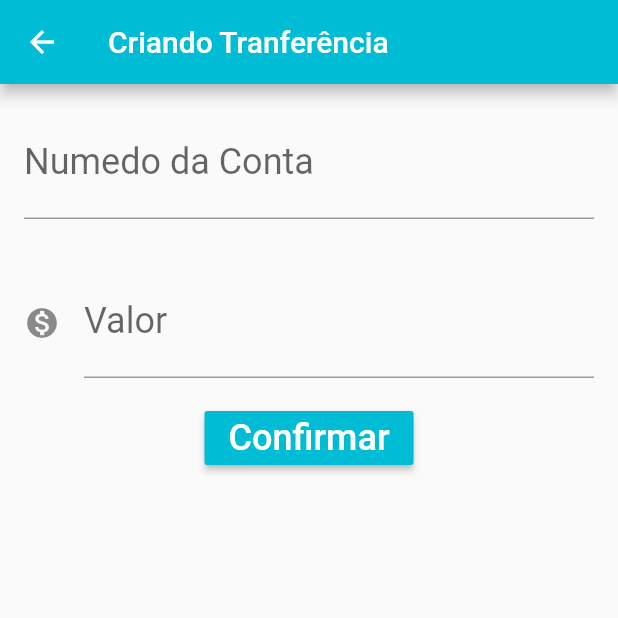
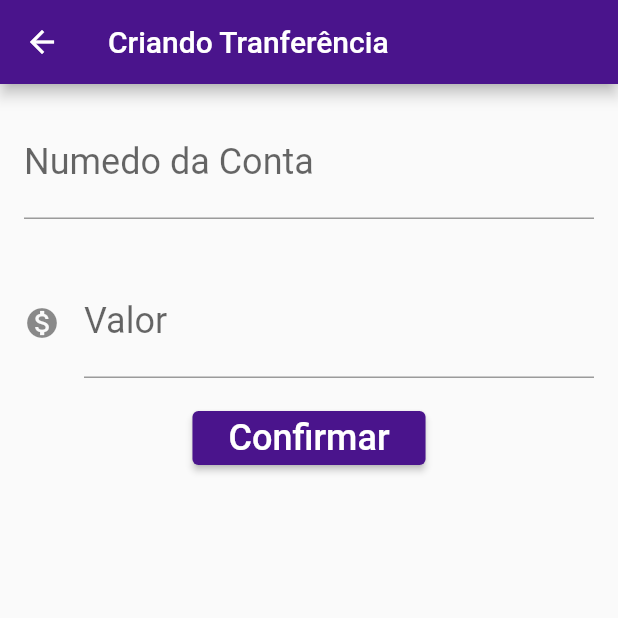
Before and after one commit to MayronSouza/bytebankms, a Flutter app: the screen it shows after launch, after a tap on the "add" icon, on a phone screen of 412 x 824 dp, the top half of it. Run offline on Flutter 3.47's test engine with Material 2 defaults, Android fonts, the phone set to English and light mode, and no system bars.

Commit message:
Modificando o tema do App com ThemeData, que possibilita com que modifiquemos cores no nosso App

```diff
--- a/lib/main.dart
+++ b/lib/main.dart
@@ -6,6 +6,14 @@ class BytebankApp extends StatelessWidget {
   @override
   Widget build(BuildContext context) {
     return MaterialApp(
+      theme: ThemeData(
+        primaryColor: Colors.purple[900],
+        accentColor: Colors.purple[900],
+        buttonTheme: ButtonThemeData(
+          buttonColor: Colors.purple[900],
+          textTheme: ButtonTextTheme.primary,
+        ),
+      ),
       home: ListaTransferencias(),
     );
   }
@@ -13,7 +21,6 @@ class BytebankApp extends StatelessWidget {
 
 // Formulário de Transferência
 class FormularioTransferencia extends StatefulWidget {
-
   @override
   State<StatefulWidget> createState() {
     return FormularioTransferenciaState();
@@ -21,7 +28,6 @@ class FormularioTransferencia extends StatefulWidget {
 }
 
 class FormularioTransferenciaState extends State<FormularioTransferencia> {
-
   final TextEditingController _numeroContaController = TextEditingController();
   final TextEditingController _valorController = TextEditingController();
 
@@ -29,7 +35,6 @@ class FormularioTransferenciaState extends State<FormularioTransferencia> {
   Widget build(BuildContext context) {
     return Scaffold(
       appBar: AppBar(
-        backgroundColor: Colors.cyan,
         title: Text('Criando Tranferência'),
       ),
       body: SingleChildScrollView(
@@ -46,12 +51,10 @@ class FormularioTransferenciaState extends State<FormularioTransferencia> {
               icone: Icons.monetization_on,
             ),
             RaisedButton(
-              color: Colors.cyan,
               child: Text(
                 'Confirmar',
                 style: TextStyle(
                   fontSize: 24.0,
-                  color: Colors.white,
                 ),
               ),
               onPressed: () {
@@ -76,7 +79,6 @@ class FormularioTransferenciaState extends State<FormularioTransferencia> {
       Navigator.pop(context, _transferenciaCriada);
     }
   }
-
 }
 
 class Editor extends StatelessWidget {
```
